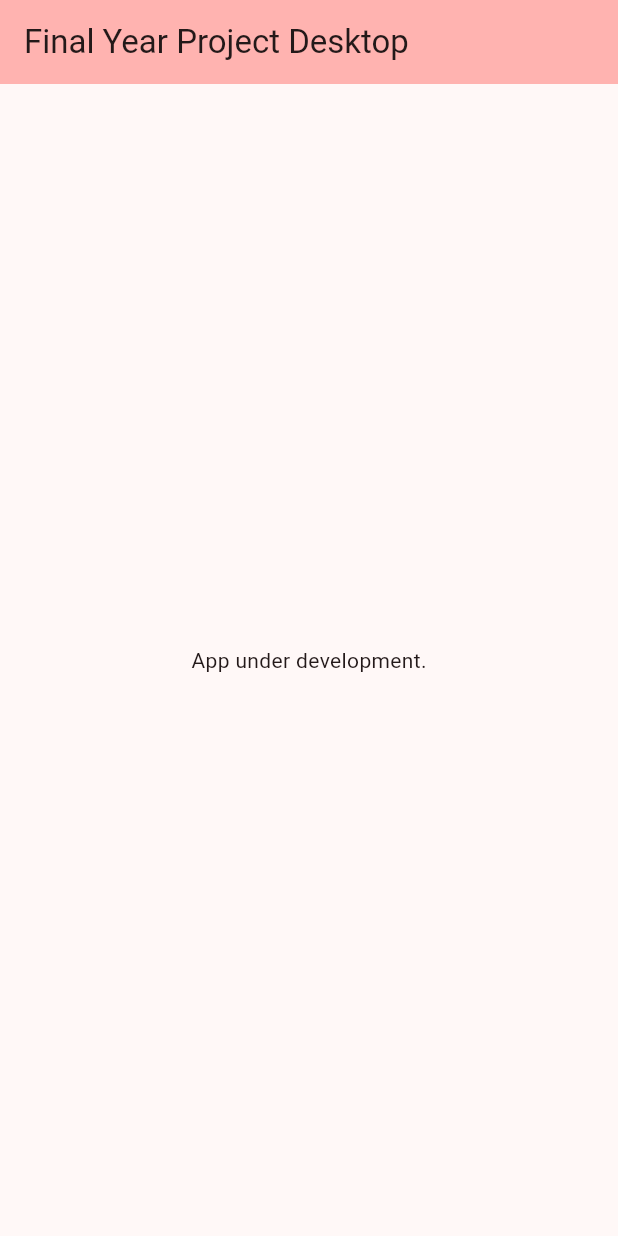
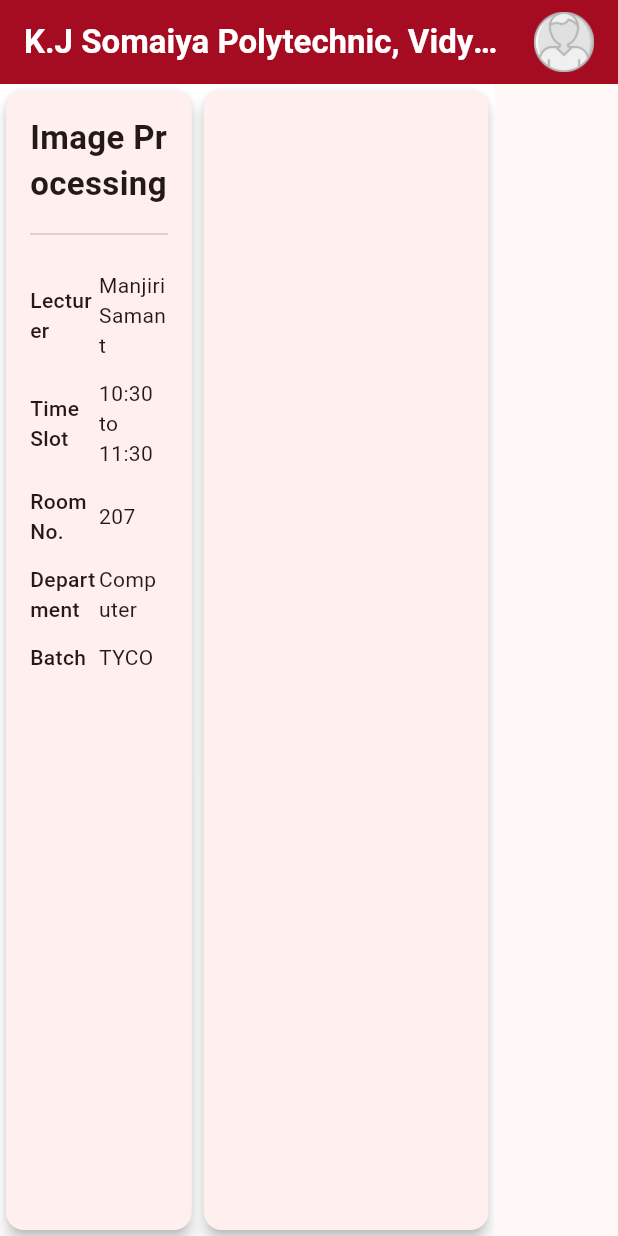
Before and after one commit to prayagupa23/attendance-tracker-desktop, a Flutter app: the screen it shows after launch, on a phone screen of 412 x 824 dp. Run offline on Flutter 3.47's test engine with Material 3 defaults, Android fonts, the phone set to English and light mode, and no system bars.

Commit message:
Header and Sidebar changes

```diff
--- a/lib/main.dart
+++ b/lib/main.dart
@@ -1,4 +1,5 @@
 import 'package:flutter/material.dart';
+import 'screens/faculty_dashboard.dart';
 
 void main() {
   runApp(const MyApp());
@@ -14,37 +15,8 @@ class MyApp extends StatelessWidget {
       theme: ThemeData(
         colorScheme: .fromSeed(seedColor: Color(0xFFA50C22)),
       ),
-      home: const MyHomePage(title: 'Final Year Project Desktop'),
+      home: const FacultyDashboard(),
       debugShowCheckedModeBanner: false
     );
   }
 }
-
-class MyHomePage extends StatefulWidget {
-  const MyHomePage({super.key, required this.title});
-  final String title;
-
-  @override
-  State<MyHomePage> createState() => _MyHomePageState();
-}
-
-class _MyHomePageState extends State<MyHomePage> {
-
-  @override
-  Widget build(BuildContext context) {
-    return Scaffold(
-      appBar: AppBar(
-        backgroundColor: Theme.of(context).colorScheme.inversePrimary,
-        title: Text(widget.title),
-      ),
-      body: Center(
-        child: Column(
-          mainAxisAlignment: .center,
-          children: [
-            const Text('App under development.'),
-          ],
-        ),
-      ),
-    );
-  }
-}
--- /dev/null
+++ b/lib/screens/faculty_dashboard.dart
@@ -0,0 +1,50 @@
+// faculty_dashboard.dart
+import 'package:flutter/material.dart';
+import 'package:final_year_project_desktop/widgets/main_content.dart';
+import 'package:final_year_project_desktop/widgets/sidebar.dart';
+
+class FacultyDashboard extends StatelessWidget {
+  const FacultyDashboard({super.key});
+
+  @override
+  Widget build(BuildContext context){
+    return Scaffold(
+      appBar: AppBar(
+        title: Text(
+                "K.J Somaiya Polytechnic, Vidyavihar",
+                style: TextStyle(
+                  color: Colors.white,
+                  fontWeight: FontWeight.w600
+                )
+              ),
+        backgroundColor: Color(0xFFA50C22),
+        actions: [
+          Padding(
+            padding: EdgeInsets.only(right: 16),
+            child: Image.asset(
+              'assets/images/profileicon.webp',
+              height: 40,
+              width: 40,
+            ),
+          ),
+        ],
+      ),
+      body: Row(
+        mainAxisAlignment: MainAxisAlignment.start,
+        crossAxisAlignment: CrossAxisAlignment.start,
+        mainAxisSize: MainAxisSize.max,
+        children: [
+          Expanded(
+            flex: 4,
+            child: const MainContent()
+          ),
+          Expanded(
+            flex: 1,
+            child: const SideBar()
+          )
+        ],
+      ),
+      backgroundColor: Colors.white
+    );
+  }
+}
--- /dev/null
+++ b/lib/widgets/info_row.dart
@@ -0,0 +1,32 @@
+import 'package:flutter/material.dart';
+
+class InfoRow extends StatelessWidget {
+  final String label;
+  final String value;
+
+  const InfoRow({
+    super.key,
+    required this.label,
+    required this.value,
+  });
+
+  @override
+  Widget build(BuildContext context) {
+    return Padding(
+      padding: const EdgeInsets.symmetric(vertical: 6),
+      child: Row(
+        children: [
+          Expanded(
+            child: Text(
+              label,
+              style: const TextStyle(fontWeight: FontWeight.w500),
+            ),
+          ),
+          Expanded(
+            child: Text(value),
+          ),
+        ],
+      ),
+    );
+  }
+}
--- /dev/null
+++ b/lib/widgets/main_content.dart
@@ -0,0 +1,59 @@
+// main_content.dart
+import 'package:flutter/material.dart';
+import 'package:final_year_project_desktop/screens/faculty_dashboard.dart';
+import 'info_row.dart';
+
+class MainContent extends StatelessWidget{
+  const MainContent({super.key});
+
+  @override
+  Widget build(BuildContext context){
+    return Row(
+            children: [
+              Expanded(
+                flex: 2,
+                child: Card(
+                  elevation: 4,
+                  child: Container(
+                    padding: const EdgeInsets.all(16),
+                    child: Column(
+                      crossAxisAlignment: CrossAxisAlignment.start,
+                      children: const [
+
+                        // Title
+                        Text(
+                          "Image Processing",
+                          style: TextStyle(
+                            fontSize: 22,
+                            fontWeight: FontWeight.bold,
+                          ),
+                        ),
+
+                        SizedBox(height: 10),
+                        Divider(),
+                        SizedBox(height: 10),
+
+                        // Info rows
+                        InfoRow(label: "Lecturer", value: "Manjiri Samant"),
+                        InfoRow(label: "Time Slot", value: "10:30 to 11:30"),
+                        InfoRow(label: "Room No.", value: "207"),
+                        InfoRow(label: "Department", value: "Computer"),
+                        InfoRow(label: "Batch", value: "TYCO"),
+                      ],
+                    ),
+                  ),
+                ),
+              ),
+              Expanded(
+                flex:3,
+                child: Card(
+                  elevation: 4,
+                  child: Container(
+
+                  )
+                )
+              )
+            ],
+      );
+  }
+}
--- /dev/null
+++ b/lib/widgets/sidebar.dart
@@ -0,0 +1,12 @@
+// sidebar.dart
+import 'package:flutter/material.dart';
+
+class SideBar extends StatelessWidget{
+  const SideBar({super.key});
+
+  @override
+  Widget build(BuildContext context){
+    return Scaffold(
+    );
+  }
+}
--- a/pubspec.yaml
+++ b/pubspec.yaml
@@ -45,13 +45,13 @@ dev_dependencies:
   # package. See that file for information about deactivating specific lint
   # rules and activating additional ones.
   flutter_lints: ^6.0.0
-
 # For information on the generic Dart part of this file, see the
 # following page: https://dart.dev/tools/pub/pubspec
 
 # The following section is specific to Flutter packages.
 flutter:
-
+  assets:
+    - assets/images/
   # The following line ensures that the Material Icons font is
   # included with your application, so that you can use the icons in
   # the material Icons class.
```
Also changed, not shown: assets/images/profile.webp (added), assets/images/profileicon.webp (added), assets/images/somaiyalogo.png (added).
